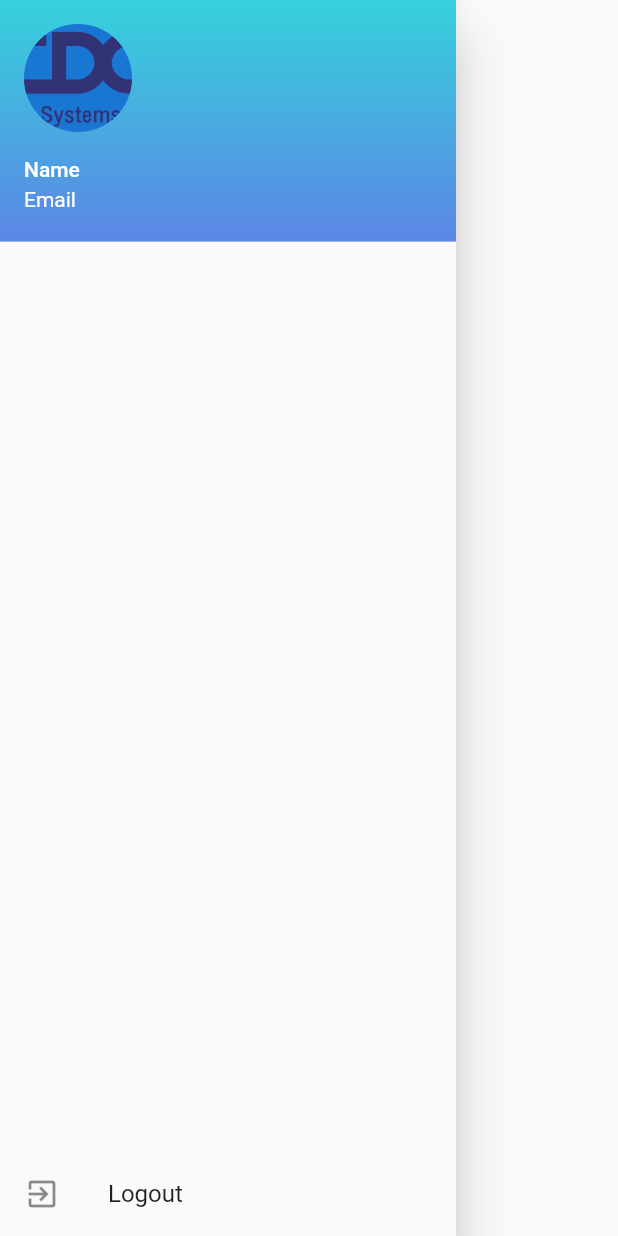
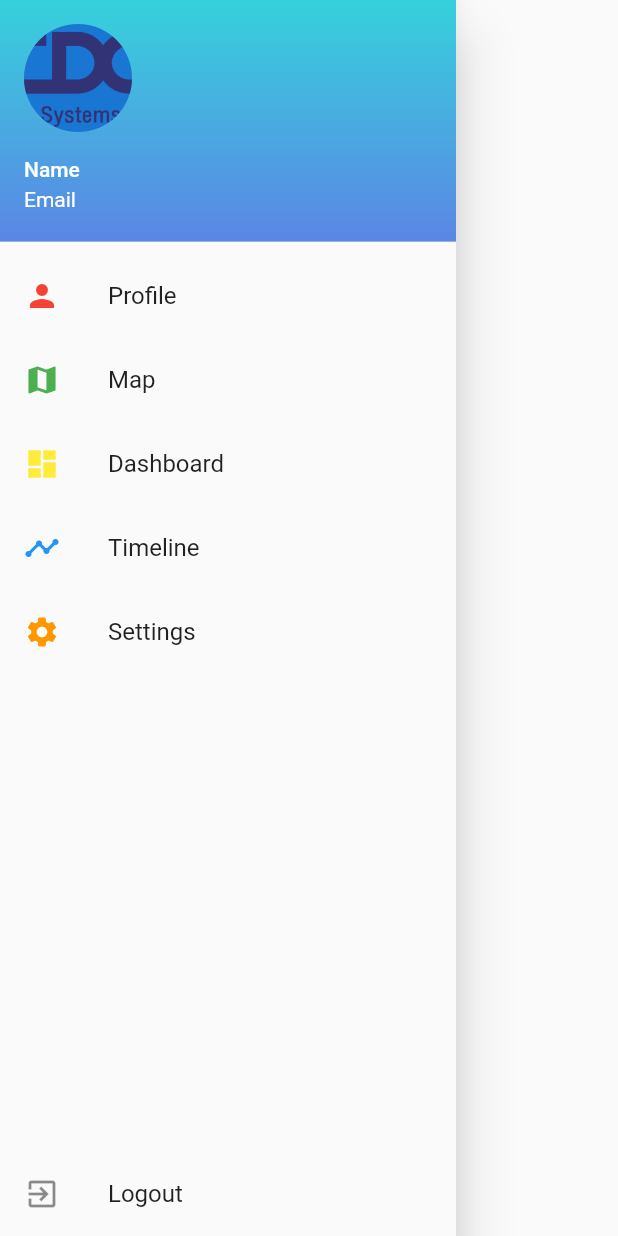
Before and after one commit to Saharatt593/flutter-training, a Flutter app: the CommonDrawer widget shown alone on an empty page, opened directly, on a phone screen of 412 x 824 dp. Run offline on Flutter 3.47's test engine with Material 2 defaults, Android fonts, the phone set to English and light mode, and no system bars; our stand-ins replace font_awesome_flutter.

```diff
--- a/lib/src/page/home/homePage.dart
+++ b/lib/src/page/home/homePage.dart
@@ -1,6 +1,7 @@
 import 'package:flutter/material.dart';
 import 'package:flutter_app2/src/conf/appRount.dart';
 import 'package:flutter_app2/src/page/login/backGroundTheme.dart';
+import 'package:flutter_app2/src/viewmodels/menuViewmodel.dart';
 
 class HomePage extends StatefulWidget {
   @override
@@ -61,6 +62,19 @@ class CommonDrawer extends StatelessWidget {
             ),
             decoration: BoxDecoration(gradient: BackGroundTheme.gradient),
           ),
+          ...MenuViewModel()
+              .items
+              .map((e) => ListTile(
+                    onTap: () {
+                      e.onTap(context);
+                    },
+                    leading: Icon(
+                      e.icon,
+                      color: e.iconColor,
+                    ),
+                    title: Text(e.title),
+                  ))
+              .toList(),
           Spacer(),
           ListTile(
             onTap: () {
--- /dev/null
+++ b/lib/src/viewmodels/menuViewmodel.dart
@@ -0,0 +1,63 @@
+
+import 'package:flutter/material.dart';
+
+class Menu {
+  final String title;
+  final IconData icon;
+  final Color iconColor;
+  final Function(BuildContext context) onTap;
+
+  const Menu({
+    this.title,
+    this.icon,
+    this.iconColor = Colors.grey,
+    this.onTap,
+  });
+}
+
+class MenuViewModel {
+  MenuViewModel();
+
+  List<Menu> get items => <Menu>[
+    Menu(
+      title: 'Profile',
+      icon: Icons.person,
+      iconColor: Colors.red,
+      onTap: (context) {
+        //todo
+      },
+    ),
+    Menu(
+      title: 'Map',
+      icon: Icons.map,
+      iconColor: Colors.green,
+      onTap: (context) {
+        //todo
+      },
+    ),
+    Menu(
+      title: 'Dashboard',
+      icon: Icons.dashboard,
+      iconColor: Colors.yellow,
+      onTap: (context) {
+        //todo
+      },
+    ),
+    Menu(
+      title: 'Timeline',
+      icon: Icons.timeline,
+      iconColor: Colors.blue,
+      onTap: (context) {
+        //todo
+      },
+    ),
+    Menu(
+      title: 'Settings',
+      icon: Icons.settings,
+      iconColor: Colors.orange,
+      onTap: (context) {
+        //todo
+      },
+    ),
+  ];
+}
```
